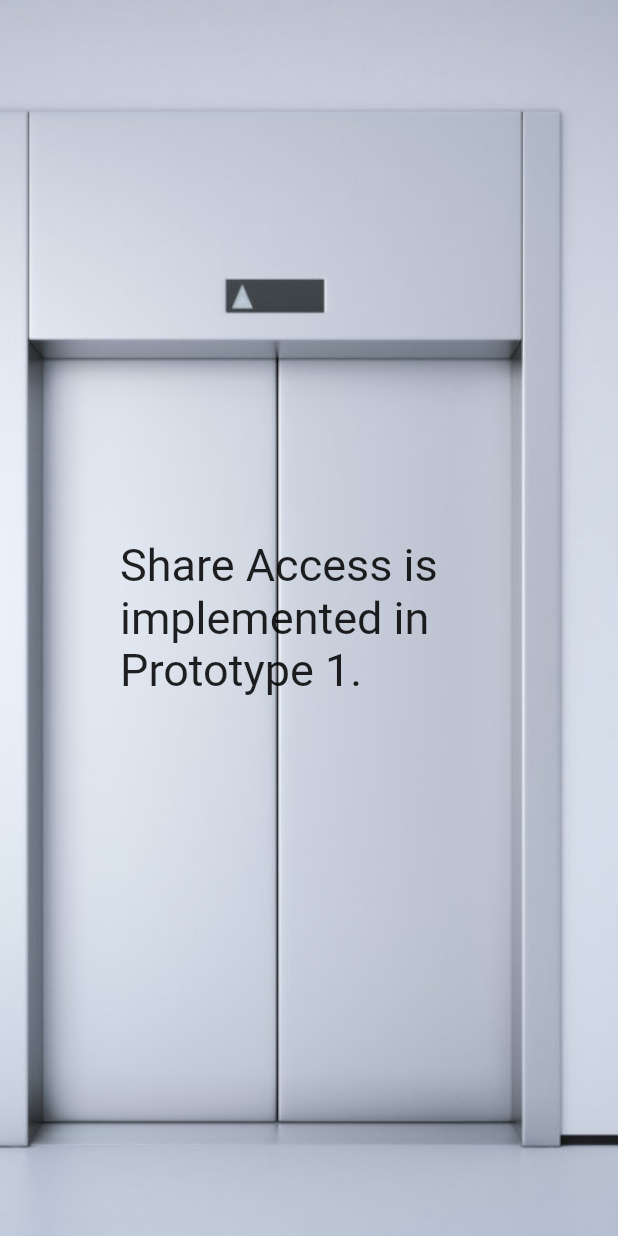
After one commit to meifish/hci, a Flutter app: the screen it shows after launch, after a tap on "Share Access", on a phone screen of 412 x 824 dp. The commit adds this screen. Run offline on Flutter 3.47's test engine with Material 2 defaults, Android fonts, the phone set to English and light mode, and no system bars; our stand-ins replace google_fonts, sqflite; accounts and stored records are empty.

Commit message:
add Dummy page for Share Access

```diff
--- a/lib/Pages/HomePage.dart
+++ b/lib/Pages/HomePage.dart
@@ -49,7 +49,7 @@ class _MyHomePageState extends State<MyHomePage> {
                     icon: Icons.elevator),
                 MenuOption(
                     option: 'Share Access',
-                    route: '/MyRoute',
+                    route: '/ShareAcess',
                     icon: Icons.share),
                 MenuOption(
                   option: 'Setting',
@@ -92,9 +92,5 @@ class _MyHomePageState extends State<MyHomePage> {
     }
     print('Done db import');
     setState(() {});
-
-    // print('pulling from DB');
-    // List<MyRoute> all_routes = await _model.getAllRoutes();
-    // print(all_routes);
   }
 }
--- /dev/null
+++ b/lib/Pages/ShareAccessPage.dart
@@ -0,0 +1,27 @@
+import 'package:flutter/material.dart';
+
+class ShareAccessPage extends StatefulWidget {
+  @override
+  _ShareAccessPageState createState() => _ShareAccessPageState();
+}
+
+class _ShareAccessPageState extends State<ShareAccessPage> {
+  @override
+  Widget build(BuildContext context) {
+    return Scaffold(
+        body: Container(
+            decoration: BoxDecoration(
+                image: DecorationImage(
+                    image: AssetImage("assets/images/elevator1.jpg"),
+                    fit: BoxFit.cover)),
+            child: Container(
+              child: Center(
+                child: Padding(
+                  padding: const EdgeInsets.fromLTRB(80.0, 40.0, 40.0, 40.0),
+                  child: Text("Share Access is implemented in Prototype 1.",
+                      style: TextStyle(fontSize: 30)),
+                ),
+              ),
+            )));
+  }
+}
--- a/lib/main.dart
+++ b/lib/main.dart
@@ -3,6 +3,7 @@ import 'Pages/Settings/AddBuilding.dart';
 import 'Pages/Settings/DoorHoldingTime.dart';
 import 'Pages/MyRoutePage.dart';
 import 'Pages/HomePage.dart';
+import 'Pages/ShareAccessPage.dart';
 import 'Pages/Settings/MyBuildings.dart';
 import 'Pages/Settings.dart';
 
@@ -26,6 +27,7 @@ class MyApp extends StatelessWidget {
         home: MyHomePage(title: 'Home Page'),
         routes: {
           '/MyRoute': (context) => MyRoutePage(),
+          '/ShareAcess': (context) => ShareAccessPage(),
           '/Settings': (context) => Settings(title: "Setting"),
           '/DoorHold': (context) => DoorHoldingTime(),
           '/MyBuildings': (context) => MyBuildings(),
```
